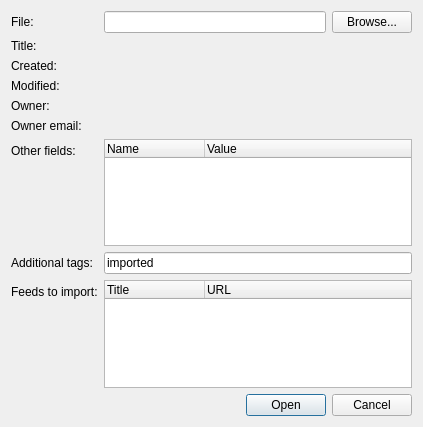
First picture: the form in src/plugins/aggregator/importopml.ui, repository 0xd34df00d/leechcraft, before the edit.
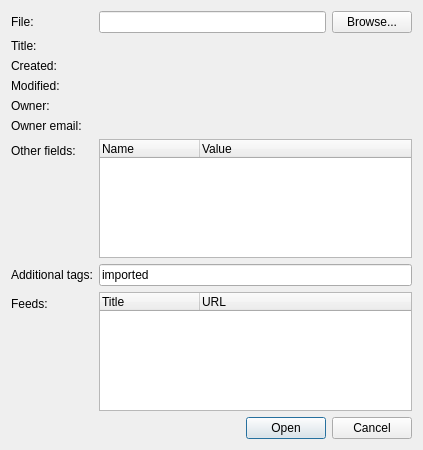
Second picture: the form after the edit. Icons and pictures are not drawn.

Commit message: + Aggregator: FS#161: Import/export to binary file.

The edit to the form file:
```diff
--- a/src/plugins/aggregator/importopml.ui
+++ b/src/plugins/aggregator/importopml.ui
@@ -6,7 +6,7 @@
     <x>0</x>
     <y>0</y>
     <width>423</width>
-    <height>427</height>
+    <height>450</height>
    </rect>
   </property>
   <property name="windowTitle" >
@@ -139,7 +139,7 @@
    <item row="8" column="0" >
     <widget class="QLabel" name="label_7" >
      <property name="text" >
-      <string>Feeds to import:</string>
+      <string>Feeds:</string>
      </property>
     </widget>
    </item>
```
The commit also changes 14 other files.
